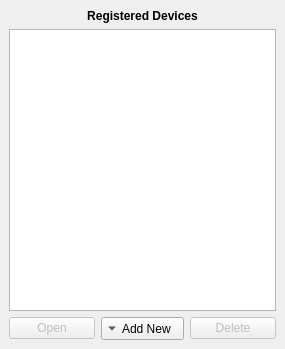
Old version of the form src/ui/profile.ui in the repository the0demiurge/qdpt.
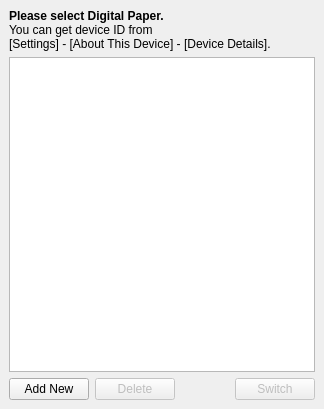
New version of the form.

```diff
--- a/src/ui/profile.ui
+++ b/src/ui/profile.ui
@@ -6,8 +6,8 @@
    <rect>
     <x>0</x>
     <y>0</y>
-    <width>285</width>
-    <height>349</height>
+    <width>324</width>
+    <height>409</height>
    </rect>
   </property>
   <property name="windowTitle">
@@ -15,37 +15,30 @@
   </property>
   <widget class="QWidget" name="centralwidget">
    <layout class="QGridLayout" name="gridLayout">
-    <item row="1" column="0" colspan="3">
-     <widget class="QTableWidget" name="devicesWidget"/>
-    </item>
-    <item row="2" column="0">
-     <widget class="QPushButton" name="openButton">
-      <property name="enabled">
+    <item row="1" column="0" colspan="5">
+     <widget class="QTableView" name="devicesView">
+      <property name="editTriggers">
+       <set>QAbstractItemView::NoEditTriggers</set>
+      </property>
+      <property name="selectionBehavior">
+       <enum>QAbstractItemView::SelectRows</enum>
+      </property>
+      <property name="showGrid">
        <bool>false</bool>
       </property>
-      <property name="text">
-       <string>Open</string>
+      <property name="cornerButtonEnabled">
+       <bool>false</bool>
       </property>
-     </widget>
-    </item>
-    <item row="2" column="1">
-     <widget class="QToolButton" name="toolButton">
-      <property name="enabled">
+      <attribute name="horizontalHeaderStretchLastSection">
        <bool>true</bool>
-      </property>
-      <property name="text">
-       <string>Add New</string>
-      </property>
-      <property name="toolButtonStyle">
-       <enum>Qt::ToolButtonTextBesideIcon</enum>
-      </property>
-      <property name="arrowType">
-       <enum>Qt::DownArrow</enum>
-      </property>
+      </attribute>
+      <attribute name="verticalHeaderVisible">
+       <bool>false</bool>
+      </attribute>
      </widget>
     </item>
-    <item row="2" column="2">
-     <widget class="QPushButton" name="DeleteButton">
+    <item row="2" column="1">
+     <widget class="QPushButton" name="deleteButton">
       <property name="enabled">
        <bool>false</bool>
       </property>
@@ -54,19 +47,40 @@
       </property>
      </widget>
     </item>
-    <item row="0" column="0" colspan="3">
+    <item row="2" column="4">
+     <widget class="QPushButton" name="switchButton">
+      <property name="enabled">
+       <bool>false</bool>
+      </property>
+      <property name="text">
+       <string>Switch</string>
+      </property>
+     </widget>
+    </item>
+    <item row="2" column="3">
+     <spacer name="horizontalSpacer">
+      <property name="orientation">
+       <enum>Qt::Horizontal</enum>
+      </property>
+      <property name="sizeHint" stdset="0">
+       <size>
+        <width>40</width>
+        <height>20</height>
+       </size>
+      </property>
+     </spacer>
+    </item>
+    <item row="2" column="0">
+     <widget class="QPushButton" name="addButton">
+      <property name="text">
+       <string>Add New</string>
+      </property>
+     </widget>
+    </item>
+    <item row="0" column="0" colspan="5">
      <widget class="QLabel" name="label">
-      <property name="font">
-       <font>
-        <weight>75</weight>
-        <bold>true</bold>
-       </font>
-      </property>
       <property name="text">
-       <string>Registered Devices</string>
-      </property>
-      <property name="alignment">
-       <set>Qt::AlignCenter</set>
+       <string>&lt;html&gt;&lt;head/&gt;&lt;body&gt;&lt;p&gt;&lt;b&gt;Please select Digital Paper.&lt;/b&gt;&lt;br&gt;You can get device ID from&lt;br&gt;[Settings] - [About This Device] - [Device Details].&lt;/p&gt;&lt;/body&gt;&lt;/html&gt;</string>
       </property>
      </widget>
     </item>
```
Left out of the diff: 16 changed lines with no effect on the pictures.
